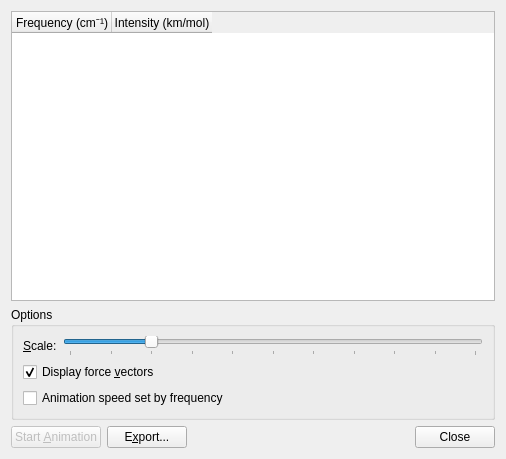
First picture: the form in libavogadro/src/extensions/vibrationdialog.ui, repository cryos/avogadro, before the edit.
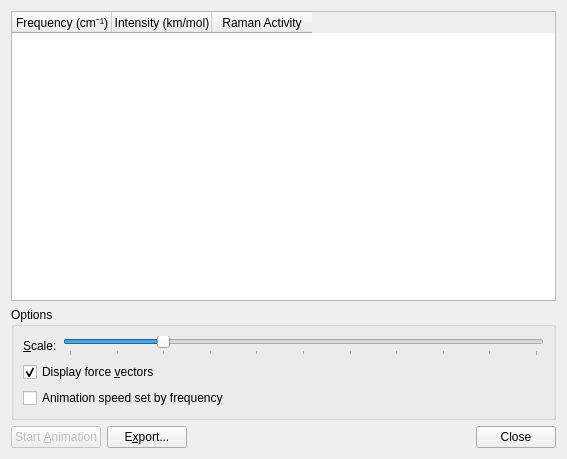
Second picture: the form after the edit.

Commit message: Display Raman activities in VibrationDialog

What changed in the file:
```diff
--- a/libavogadro/src/extensions/vibrationdialog.ui
+++ b/libavogadro/src/extensions/vibrationdialog.ui
@@ -6,7 +6,7 @@
    <rect>
     <x>0</x>
     <y>0</y>
-    <width>506</width>
+    <width>567</width>
     <height>459</height>
    </rect>
   </property>
@@ -38,7 +38,7 @@
       <number>0</number>
      </property>
      <property name="columnCount">
-      <number>2</number>
+      <number>3</number>
      </property>
      <column>
       <property name="text">
@@ -50,6 +50,11 @@
        <string>Intensity (km/mol)</string>
       </property>
      </column>
+     <column>
+      <property name="text">
+       <string>Raman Activity</string>
+      </property>
+     </column>
     </widget>
    </item>
    <item>
```
The commit also changes 1 other file.
